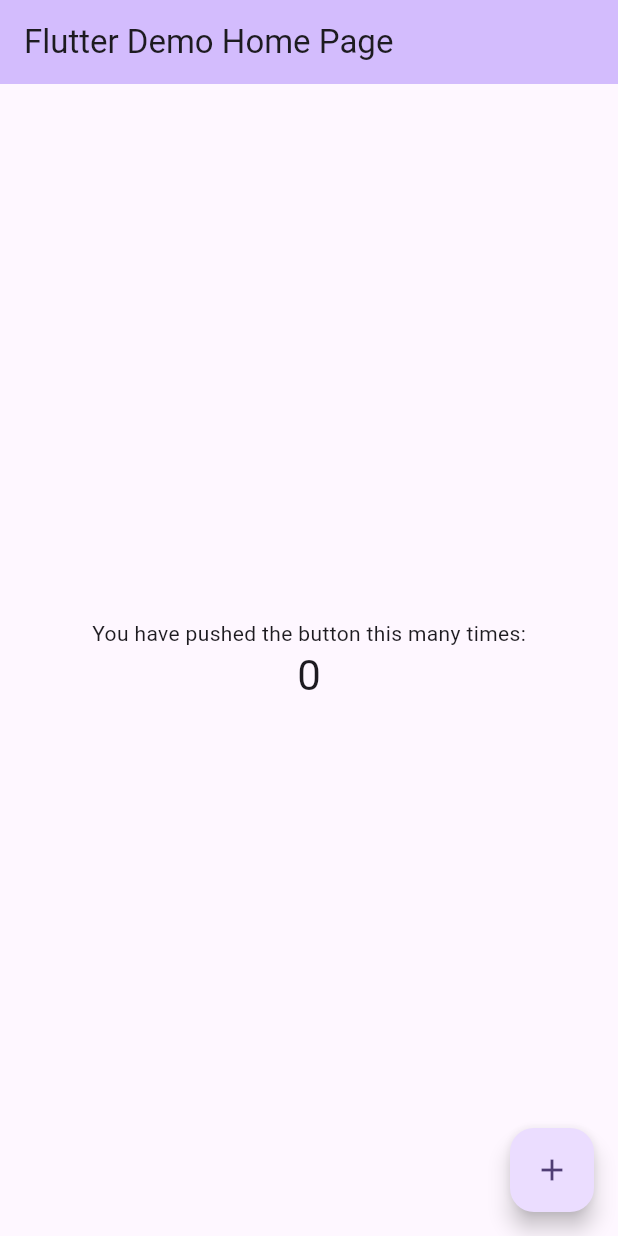
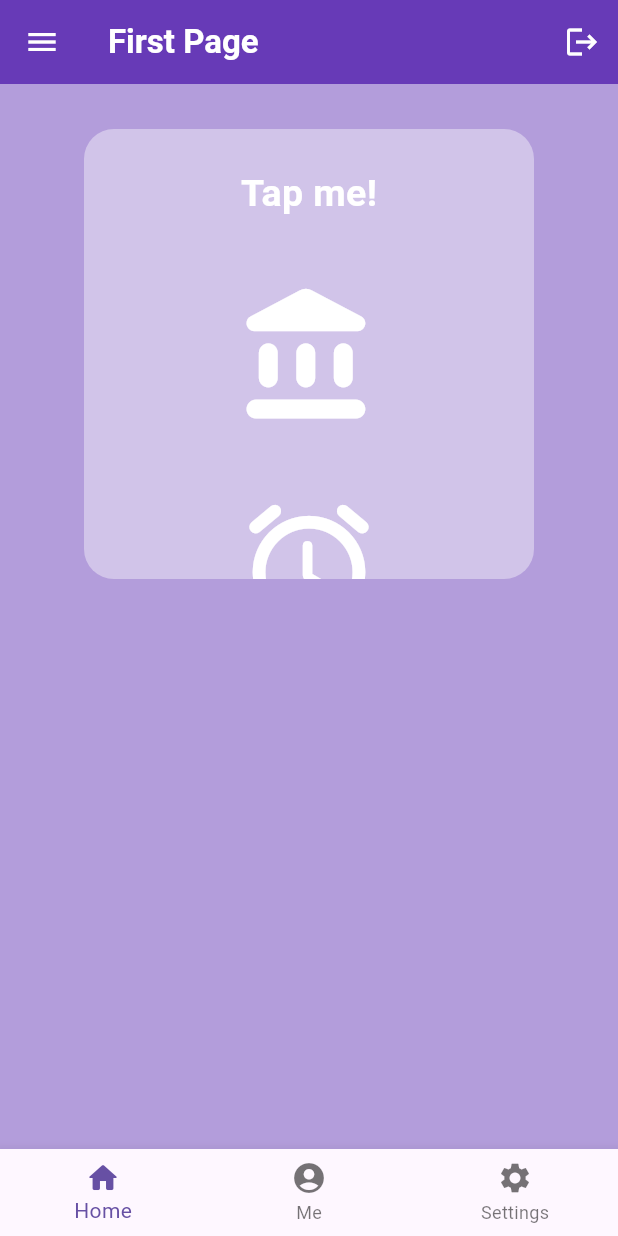
Before and after one commit to chrisprogod/second_tutorial, a Flutter app: the screen it shows after launch, on a phone screen of 412 x 824 dp. Run offline on Flutter 3.47's test engine with Material 3 defaults, Android fonts, the phone set to English and light mode, and no system bars.

Commit message:
new pages

```diff
--- a/analysis_options.yaml
+++ b/analysis_options.yaml
@@ -7,6 +7,9 @@
 
 # The following line activates a set of recommended lints for Flutter apps,
 # packages, and plugins designed to encourage good coding practices.
+analyzer:
+  errors:
+    prefer_const_constructors: ignore
 include: package:flutter_lints/flutter.yaml
 
 linter:
--- a/lib/main.dart
+++ b/lib/main.dart
@@ -1,4 +1,10 @@
+// ignore_for_file: prefer_const_constructors, prefer_const_literals_to_create_immutables
+
 import 'package:flutter/material.dart';
+import 'package:second_tutorial/pages/first_page.dart';
+import 'package:second_tutorial/pages/home_page.dart';
+import 'package:second_tutorial/pages/profile_page.dart';
+import 'package:second_tutorial/pages/setting_page.dart';
 
 void main() {
   runApp(const MyApp());
@@ -7,119 +13,17 @@
 class MyApp extends StatelessWidget {
   const MyApp({super.key});
 
-  // This widget is the root of your application.
   @override
   Widget build(BuildContext context) {
     return MaterialApp(
-      title: 'Flutter Demo',
-      theme: ThemeData(
-        // This is the theme of your application.
-        //
-        // TRY THIS: Try running your application with "flutter run". You'll see
-        // the application has a purple toolbar. Then, without quitting the app,
-        // try changing the seedColor in the colorScheme below to Colors.green
-        // and then invoke "hot reload" (save your changes or press the "hot
-        // reload" button in a Flutter-supported IDE, or press "r" if you used
-        // the command line to start the app).
-        //
-        // Notice that the counter didn't reset back to zero; the application
-        // state is not lost during the reload. To reset the state, use hot
-        // restart instead.
-        //
-        // This works for code too, not just values: Most code changes can be
-        // tested with just a hot reload.
-        colorScheme: ColorScheme.fromSeed(seedColor: Colors.deepPurple),
-        useMaterial3: true,
-      ),
-      home: const MyHomePage(title: 'Flutter Demo Home Page'),
+      debugShowCheckedModeBanner: false,
+      home: FirstPage(),
+      routes: {
+        '/firstpage': (context) => FirstPage(),
+        '/homepage': (context) => HomePage(),
+        '/settingspage': (context) => SettingsPage(),
+        '/profilepage': (context) => ProfilePage(),
+      },
     );
   }
 }
-
-class MyHomePage extends StatefulWidget {
-  const MyHomePage({super.key, required this.title});
-
-  // This widget is the home page of your application. It is stateful, meaning
-  // that it has a State object (defined below) that contains fields that affect
-  // how it looks.
-
-  // This class is the configuration for the state. It holds the values (in this
-  // case the title) provided by the parent (in this case the App widget) and
-  // used by the build method of the State. Fields in a Widget subclass are
-  // always marked "final".
-
-  final String title;
-
-  @override
-  State<MyHomePage> createState() => _MyHomePageState();
-}
-
-class _MyHomePageState extends State<MyHomePage> {
-  int _counter = 0;
-
-  void _incrementCounter() {
-    setState(() {
-      // This call to setState tells the Flutter framework that something has
-      // changed in this State, which causes it to rerun the build method below
-      // so that the display can reflect the updated values. If we changed
-      // _counter without calling setState(), then the build method would not be
-      // called again, and so nothing would appear to happen.
-      _counter++;
-    });
-  }
-
-  @override
-  Widget build(BuildContext context) {
-    // This method is rerun every time setState is called, for instance as done
-    // by the _incrementCounter method above.
-    //
-    // The Flutter framework has been optimized to make rerunning build methods
-    // fast, so that you can just rebuild anything that needs updating rather
-    // than having to individually change instances of widgets.
-    return Scaffold(
-      appBar: AppBar(
-        // TRY THIS: Try changing the color here to a specific color (to
-        // Colors.amber, perhaps?) and trigger a hot reload to see the AppBar
-        // change color while the other colors stay the same.
-        backgroundColor: Theme.of(context).colorScheme.inversePrimary,
-        // Here we take the value from the MyHomePage object that was created by
-        // the App.build method, and use it to set our appbar title.
-        title: Text(widget.title),
-      ),
-      body: Center(
-        // Center is a layout widget. It takes a single child and positions it
-        // in the middle of the parent.
-        child: Column(
-          // Column is also a layout widget. It takes a list of children and
-          // arranges them vertically. By default, it sizes itself to fit its
-          // children horizontally, and tries to be as tall as its parent.
-          //
-          // Column has various properties to control how it sizes itself and
-          // how it positions its children. Here we use mainAxisAlignment to
-          // center the children vertically; the main axis here is the vertical
-          // axis because Columns are vertical (the cross axis would be
-          // horizontal).
-          //
-          // TRY THIS: Invoke "debug painting" (choose the "Toggle Debug Paint"
-          // action in the IDE, or press "p" in the console), to see the
-          // wireframe for each widget.
-          mainAxisAlignment: MainAxisAlignment.center,
-          children: <Widget>[
-            const Text(
-              'You have pushed the button this many times:',
-            ),
-            Text(
-              '$_counter',
-              style: Theme.of(context).textTheme.headlineMedium,
-            ),
-          ],
-        ),
-      ),
-      floatingActionButton: FloatingActionButton(
-        onPressed: _incrementCounter,
-        tooltip: 'Increment',
-        child: const Icon(Icons.add),
-      ), // This trailing comma makes auto-formatting nicer for build methods.
-    );
-  }
-}
--- /dev/null
+++ b/lib/pages/first_page.dart
@@ -0,0 +1,140 @@
+// ignore_for_file: prefer_const_constructors, prefer_const_literals_to_create_immutables
+
+import 'package:flutter/material.dart';
+
+class FirstPage extends StatelessWidget {
+  const FirstPage({super.key});
+
+  void userTapped() => print("User Tapped");
+
+  @override
+  Widget build(BuildContext context) {
+    return Scaffold(
+      backgroundColor: Colors.deepPurple[200],
+      appBar: AppBar(
+        backgroundColor: Colors.deepPurple,
+        foregroundColor: Colors.white,
+        title: Text(
+          "First Page",
+          style: TextStyle(color: Colors.white, fontWeight: FontWeight.bold),
+        ),
+        actions: [
+          IconButton(
+            onPressed: () {},
+            icon: Icon(
+              Icons.logout,
+            ),
+          )
+        ],
+      ),
+      drawer: Drawer(
+        backgroundColor: Colors.deepPurple[100],
+        child: Column(
+          children: [
+            DrawerHeader(
+              child: Icon(
+                Icons.auto_graph,
+                size: 50,
+                color: Colors.deepPurple[400],
+              ),
+            ),
+            ListTile(
+              leading: Icon(
+                Icons.home_filled,
+              ),
+              title: Text(
+                "H O M E",
+                style: TextStyle(fontWeight: FontWeight.bold),
+              ),
+              onTap: () {
+                Navigator.pop(context);
+                Navigator.pushNamed(context, '/homepage');
+              },
+              trailing: Icon(Icons.favorite),
+              // trailing: Icon(Icons.favorite),
+            ),
+            ListTile(
+              leading: Icon(
+                Icons.settings,
+              ),
+              title: Text(
+                "Settings",
+                style: TextStyle(fontWeight: FontWeight.bold),
+              ),
+              onTap: () {
+                Navigator.pushNamed(context, '/settingspage');
+              },
+              trailing: Icon(Icons.favorite),
+            )
+          ],
+        ),
+      ),
+      body: Center(
+        child: Column(
+          children: [
+            Padding(padding: EdgeInsets.only(top: 30)),
+            GestureDetector(
+              onTap: userTapped,
+              child: Container(
+                padding: EdgeInsets.only(top: 25, left: 25, right: 25),
+                height: 300,
+                width: 300,
+                decoration: BoxDecoration(
+                  color: Colors.deepPurple[100],
+                  //curve corners
+                  borderRadius: BorderRadius.circular(20),
+                ),
+                // ignore: sort_child_properties_last
+                child: ListView(
+                  children: [
+                    Center(
+                      child: Text(
+                        "Tap me!",
+                        style: TextStyle(
+                            color: Colors.white,
+                            fontSize: 25,
+                            fontWeight: FontWeight.bold),
+                      ),
+                    ),
+                    Padding(
+                      padding: const EdgeInsets.only(top: 40),
+                      child: Icon(
+                        Icons.account_balance_rounded,
+                        size: 100,
+                        color: Colors.white,
+                      ),
+                    ),
+                    Padding(padding: EdgeInsets.all(20)),
+                    Icon(
+                      Icons.access_alarms_rounded,
+                      color: Colors.white,
+                      size: 100,
+                    ),
+                    Padding(padding: EdgeInsets.all(20)),
+                    Icon(
+                      Icons.book_rounded,
+                      color: Colors.white,
+                      size: 100,
+                    )
+                  ],
+                ),
+              ),
+            ),
+          ],
+        ),
+      ),
+      bottomNavigationBar: BottomNavigationBar(
+        items: [
+          //home
+          BottomNavigationBarItem(
+              icon: Icon(Icons.home_rounded), label: 'Home'),
+          //profile
+          BottomNavigationBarItem(
+              icon: Icon(Icons.account_circle), label: 'Me'),
+          //settings
+          BottomNavigationBarItem(icon: Icon(Icons.settings), label: 'Settings')
+        ],
+      ),
+    );
+  }
+}
--- /dev/null
+++ b/lib/pages/home_page.dart
@@ -0,0 +1,12 @@
+import 'package:flutter/material.dart';
+
+class HomePage extends StatelessWidget {
+  const HomePage({super.key});
+
+  @override
+  Widget build(BuildContext context) {
+    return Scaffold(
+      body: Center(child: Text('Home Page')),
+    );
+  }
+}
--- /dev/null
+++ b/lib/pages/profile_page.dart
@@ -0,0 +1,12 @@
+import 'package:flutter/material.dart';
+
+class ProfilePage extends StatelessWidget {
+  const ProfilePage({super.key});
+
+  @override
+  Widget build(BuildContext context) {
+    return Scaffold(
+      body: Center(child: Text('Profile Page')),
+    );
+  }
+}
--- /dev/null
+++ b/lib/pages/setting_page.dart
@@ -0,0 +1,12 @@
+import 'package:flutter/material.dart';
+
+class SettingsPage extends StatelessWidget {
+  const SettingsPage({super.key});
+
+  @override
+  Widget build(BuildContext context) {
+    return Scaffold(
+      body: Center(child: Text('Settings Page')),
+    );
+  }
+}
```
